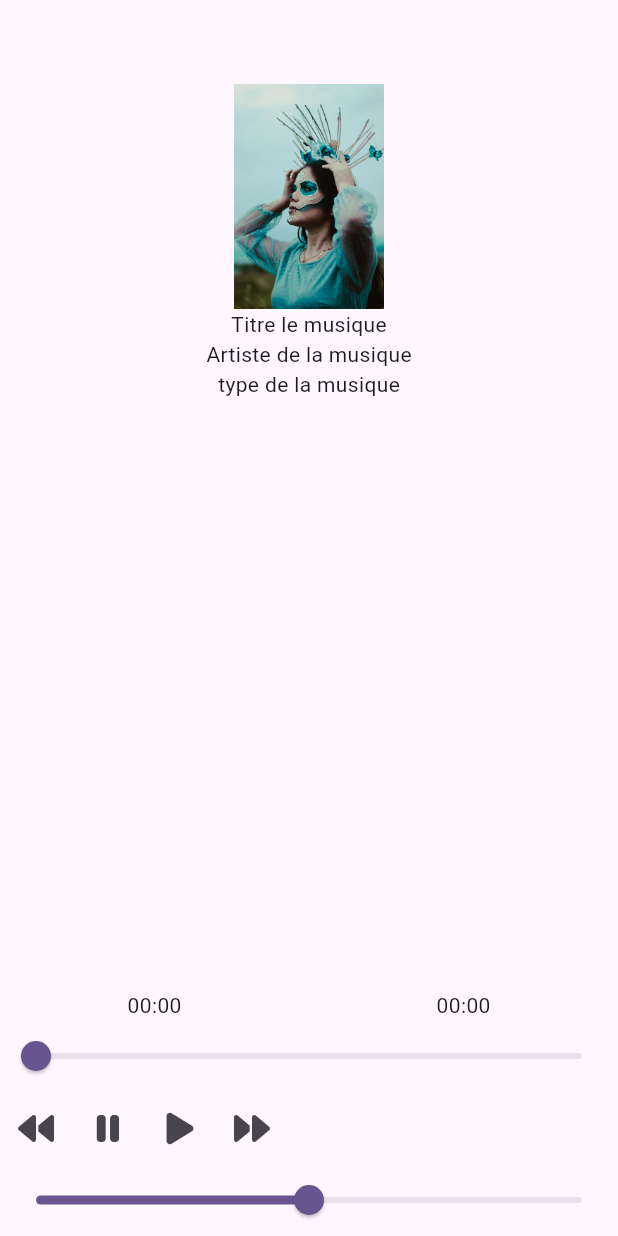
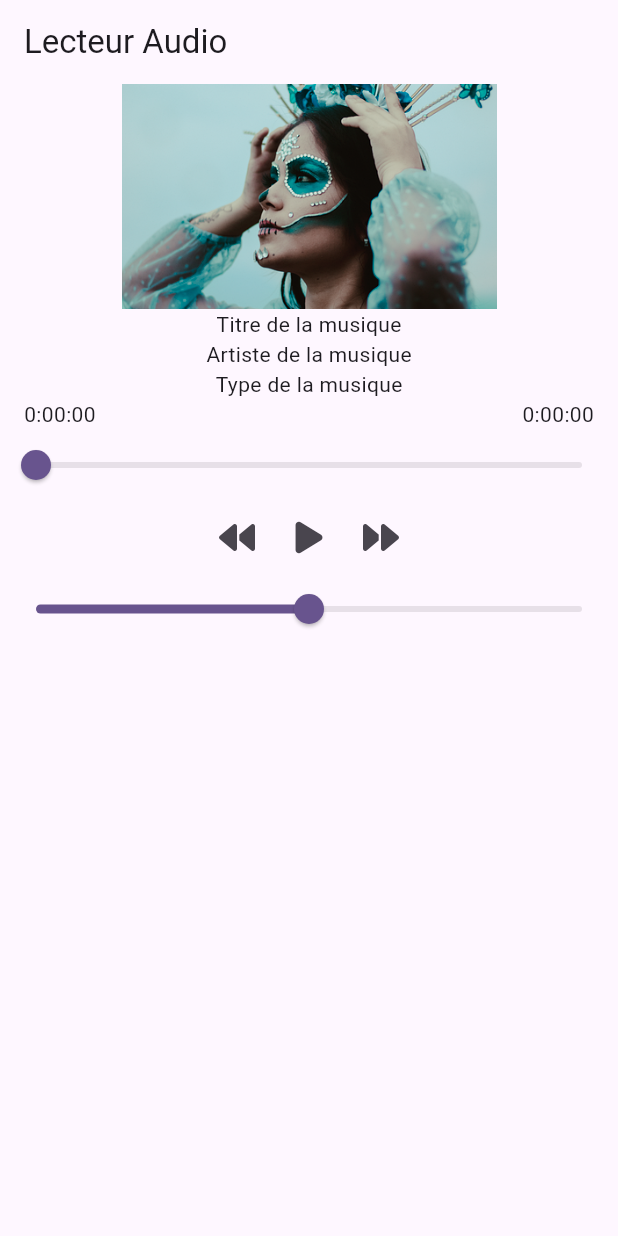
Before and after one commit to ackwrit/efreiflutterxdev5groupe22024, a Flutter app: the screen it shows after launch, on a phone screen of 412 x 824 dp. Run offline on Flutter 3.47's test engine with Material 3 defaults, Android fonts, the light colour scheme and no system bars; our stand-ins replace audioplayers, cloud_firestore, file_picker, firebase_auth, firebase_core, firebase_storage and 3 more; accounts and stored records are empty; generated files the repository leaves out were written again.

Commit message:
mise à jour midi 16/10/2024

```diff
--- a/lib/view/playMusicView.dart
+++ b/lib/view/playMusicView.dart
@@ -1,207 +1,171 @@
 import 'package:flutter/material.dart';
 import 'package:font_awesome_flutter/font_awesome_flutter.dart';
-import 'package:musicefreixdevgrp22024/globale.dart';
 import 'package:audioplayers/audioplayers.dart';
 import 'dart:async';
 
 class PlayMusicView extends StatefulWidget {
-  const PlayMusicView({super.key});
+  const PlayMusicView({Key? key}) : super(key: key);
 
   @override
-  State<PlayMusicView> createState() => _PlayMusicViewState();
+  _PlayMusicViewState createState() => _PlayMusicViewState();
 }
 
 class _PlayMusicViewState extends State<PlayMusicView> {
-  //variable
-  StatutLecture lecture =  StatutLecture.stop;
   AudioPlayer audioPlayer = AudioPlayer();
   Duration positionnement = Duration(seconds: 0);
   late StreamSubscription positionStream;
   late StreamSubscription stateStream;
   Duration dureeTotal = Duration(seconds: 0);
-
-
-
   double valueSlider = 0;
   double volumeSound = 0.5;
   bool isPlaying = false;
 
-  //méthode
-  configPlayer(){
-    //définir la musique qui va être lu
-    audioPlayer.setSourceAsset("lib/music/reggae.mp3");
-    //définier ce flux
-    positionStream = audioPlayer.onPositionChanged.listen((onData){
+  void configPlayer() {
+    // Définir la musique à partir des assets
+    audioPlayer.setSourceAsset("reggae.mp3");
+
+    // Écouteur pour la position
+    positionStream = audioPlayer.onPositionChanged.listen((event) {
       setState(() {
-        positionnement = onData;
-      });
-      audioPlayer.onDurationChanged.listen((onData){
-        setState(() {
-          print(onData);
-          dureeTotal = onData;
+        positionnement = event;
       });
     });
 
-      stateStream = audioPlayer.onPlayerStateChanged.listen((onData){
-        if(PlayerState.playing == onData){
-          setState(() async {
-            print(dureeTotal);
-            dureeTotal = await audioPlayer.getDuration() as Duration;
-            lecture = StatutLecture.play;
+    // Écouteur pour la durée totale
+    audioPlayer.onDurationChanged.listen((event) {
+      setState(() {
+        dureeTotal = event;
+      });
+    });
+
+    // Écouteur pour l'état de lecture
+    stateStream = audioPlayer.onPlayerStateChanged.listen((event) {
+      if (event == PlayerState.playing) {
+        setState(() {
+          isPlaying = true;
+        });
+      } else if (event == PlayerState.paused || event == PlayerState.stopped) {
+        setState(() {
+          isPlaying = false;
         });
       }
-        else if(onData == PlayerState.stopped){
-          setState(() async{
-            lecture = StatutLecture.stop;
-            dureeTotal = await audioPlayer.getDuration() as Duration;
-          });
-
-        }
-      });
-
     });
   }
 
-  //fonction lecture
-  play() async{
-    if(positionnement < dureeTotal){
-
-      await audioPlayer.play(AssetSource("lib/music/reggae.mp3"),volume:volumeSound,position: positionnement);
-    }
-    else {
-      lecture = StatutLecture.stop;
-      positionnement = Duration(seconds: 0);
+  void play() async {
+    await audioPlayer.play(AssetSource("reggae.mp3"), position: positionnement, volume: volumeSound);
+    print(positionnement);
   }
 
-
-  }
-
-  pause() async {
+  void pause() async {
     await audioPlayer.pause();
   }
 
-
   @override
-  void initState(){
+  void initState() {
     super.initState();
     configPlayer();
   }
 
-
   @override
-  void dispose(){
+  void dispose() {
     super.dispose();
+    audioPlayer.dispose();
+    positionStream.cancel();
+    stateStream.cancel();
   }
-
 
   @override
   Widget build(BuildContext context) {
     return Scaffold(
-      appBar:AppBar(
-
+      appBar: AppBar(
+        title: Text('Lecteur Audio'),
       ),
       body: Column(
+        crossAxisAlignment: CrossAxisAlignment.center,
         children: [
-          //pochette
+          // Pochette de l'album
           AnimatedContainer(
             duration: Duration(seconds: 2),
-            height: (!isPlaying)?150:300,
-            width : (!isPlaying)?250:450,
             curve: Curves.easeInOut,
+            height: isPlaying ? 300 : 150,
+            width: isPlaying ? 450 : 250,
             decoration: BoxDecoration(
               image: DecorationImage(
-                  image: AssetImage("lib/assets/modeling.png")
-              )
+                image: AssetImage("lib/assets/modeling.png"),
+                fit: BoxFit.cover,
+              ),
             ),
           ),
 
+          // Informations sur la musique
+          Text("Titre de la musique"),
+          Text("Artiste de la musique"),
+          Text("Type de la musique"),
 
-
-          //titre de la musique
-          Text("Titre le musique"),
-
-          //artiste
-          Text("Artiste de la musique"),
-
-
-          //type de la musique
-          Text("type de la musique"),
-          Spacer(),
-
-
-
-
-
-          //Slider
-          Row(
-            mainAxisAlignment: MainAxisAlignment.spaceAround,
+          // Slider de progression
+          Padding(
+            padding: const EdgeInsets.symmetric(horizontal: 16.0),
+            child: Row(
+              mainAxisAlignment: MainAxisAlignment.spaceBetween,
               children: [
-              Text(positionnement.toString().substring(2,7)),
-              Text(dureeTotal.toString().substring(2,7)),
+                Text(positionnement.toString().split('.').first),
+                Text(dureeTotal.toString().split('.').first),
               ],
+            ),
           ),
           Slider(
             min: 0.0,
-              max : dureeTotal.inSeconds.toDouble(),
-              value: valueSlider,
-              onChanged: (value){
+            max: dureeTotal.inSeconds.toDouble(),
+            value: positionnement.inSeconds.toDouble(),
+            onChanged: (value) {
               setState(() {
-                  valueSlider = value;
+                //valueSlider = value;
+                positionnement = Duration(seconds: value.toInt());
               });
-              }
+            },
           ),
 
-
-          //Icone pour la lecture,pause , avance rapide , retour en arrière
+          // Boutons de contrôle
           Row(
+            mainAxisAlignment: MainAxisAlignment.center,
             children: [
               IconButton(
-                  onPressed: (){
+                onPressed: () {
                   print("retour en arrière");
                 },
-                  icon: FaIcon(FontAwesomeIcons.backward)
+                icon: FaIcon(FontAwesomeIcons.backward),
+              ),
+
+              IconButton(
+                onPressed: () {
+
+                  (isPlaying)?pause():play();
+                },
+                icon: FaIcon(isPlaying ? FontAwesomeIcons.pause : FontAwesomeIcons.play),
               ),
               IconButton(
-                  onPressed: (){
-                    print("pause");
-                    pause();
-                  },
-                  icon: FaIcon(FontAwesomeIcons.pause)
-              ),
-              IconButton(
-                  onPressed: (){
-                    print("lecture");
-                    play();
-                  },
-                  icon: FaIcon(FontAwesomeIcons.play)
-              ),
-              IconButton(
-                  onPressed: (){
+                onPressed: () {
                   print("on avance");
                 },
-                  icon: FaIcon(FontAwesomeIcons.forward)
+                icon: FaIcon(FontAwesomeIcons.forward),
               ),
             ],
           ),
 
-
-          //slider pour le volume
+          // Slider de volume
           Slider(
             min: 0.0,
-              max : 1,
+            max: 1.0,
             value: volumeSound,
-              onChanged: (value){
+            onChanged: (value) {
               setState(() {
                 volumeSound = value;
               });
-              }
+            },
           ),
-
-
-
         ],
       ),
-
     );
   }
 }
--- a/pubspec.yaml
+++ b/pubspec.yaml
@@ -70,7 +70,7 @@ flutter:
   # To add assets to your application, add an assets section, like this:
   assets:
     - lib/assets/
-    - lib/music/
+    - assets/
   #   - images/a_dot_burr.jpeg
   #   - images/a_dot_ham.jpeg
 
```
Lines whose indentation alone changed are shown as unchanged.
